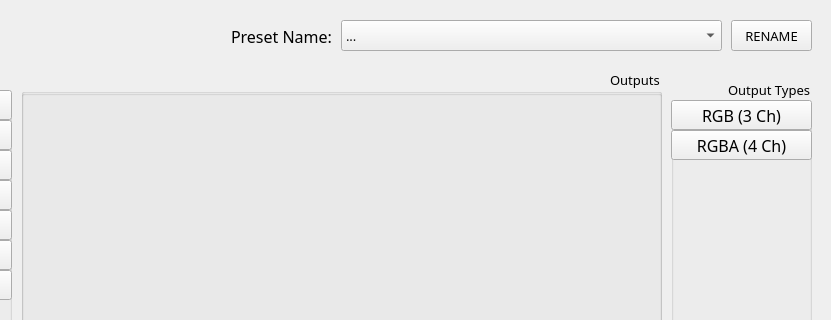
Qt form PresetMaker.ui (Markgundam/TexturePacker) before a commit; both pictures show x 169 to 1000 and y 0 to 320 of the 1000 by 480 pixel window.
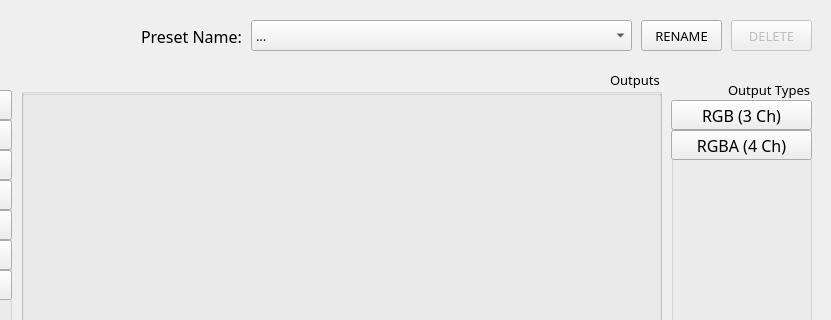
The same form after that commit.

Commit message: PresetMaker Finalized

The edit to the form file:
```diff
--- a/PresetMaker.ui
+++ b/PresetMaker.ui
@@ -271,7 +271,7 @@
    <widget class="QLabel" name="label_4">
     <property name="geometry">
      <rect>
-      <x>400</x>
+      <x>310</x>
       <y>20</y>
       <width>111</width>
       <height>32</height>
@@ -311,7 +311,7 @@
    <widget class="QComboBox" name="NameBox">
     <property name="geometry">
      <rect>
-      <x>510</x>
+      <x>420</x>
       <y>20</y>
       <width>381</width>
       <height>31</height>
@@ -410,7 +410,7 @@
    <widget class="QPushButton" name="RenameButton">
     <property name="geometry">
      <rect>
-      <x>900</x>
+      <x>810</x>
       <y>20</y>
       <width>81</width>
       <height>31</height>
@@ -428,6 +428,30 @@
      <string>RENAME</string>
     </property>
    </widget>
+   <widget class="QPushButton" name="DeleteButton">
+    <property name="enabled">
+     <bool>false</bool>
+    </property>
+    <property name="geometry">
+     <rect>
+      <x>900</x>
+      <y>20</y>
+      <width>81</width>
+      <height>31</height>
+     </rect>
+    </property>
+    <property name="font">
+     <font>
+      <family>Montserrat Light</family>
+      <pointsize>10</pointsize>
+      <weight>50</weight>
+      <bold>false</bold>
+     </font>
+    </property>
+    <property name="text">
+     <string>DELETE</string>
+    </property>
+   </widget>
   </widget>
   <widget class="QMenuBar" name="menubar">
    <property name="geometry">
```
The commit also changes 2 other files.
